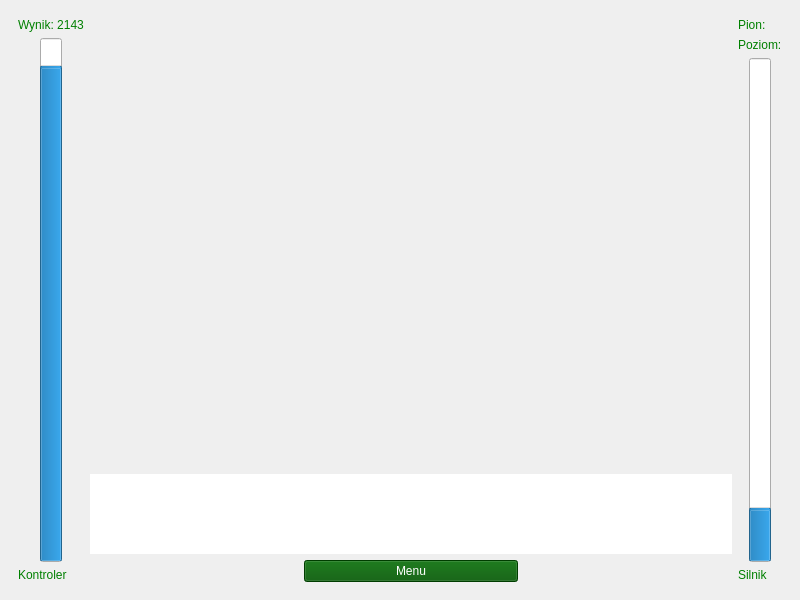
Qt form mainwindow.ui (CrassusXY/Eagle-has-landed) before a commit.
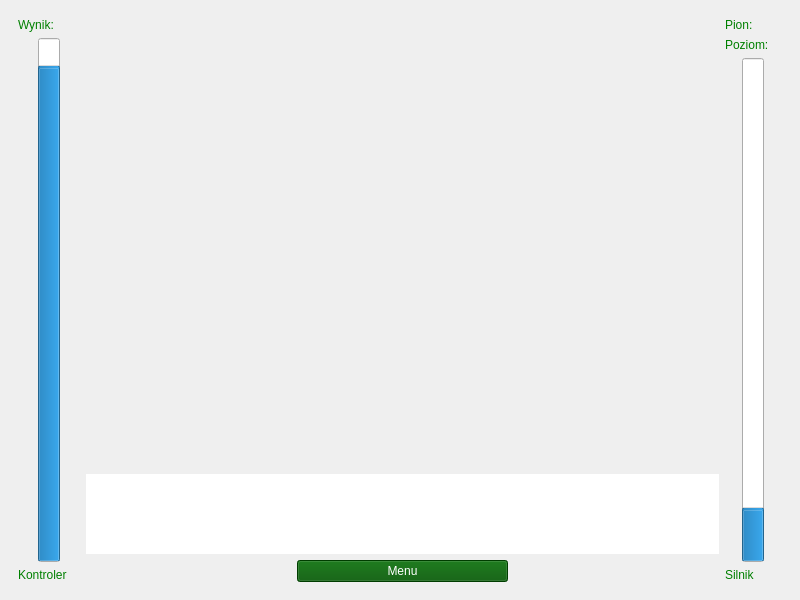
The same form after that commit. The open tabs and pages were chosen to show the change. Icons and pictures are not drawn.

Diff of the .ui file:
```diff
--- a/mainwindow.ui
+++ b/mainwindow.ui
@@ -361,15 +361,33 @@
              <number>0</number>
             </property>
             <item>
+             <layout class="QHBoxLayout" name="horizontalLayout_12">
+              <property name="topMargin">
+               <number>0</number>
+              </property>
+              <item>
              <widget class="QLabel" name="Height">
               <property name="styleSheet">
                <string notr="true">color: green; 
 font: 12pt &quot;RomanD&quot;;</string>
               </property>
               <property name="text">
-               <string>Wynik: 2143</string>
-              </property>
-             </widget>
+                 <string>Wynik: </string>
+                </property>
+               </widget>
+              </item>
+              <item>
+               <widget class="QLabel" name="ScoreLabel">
+                <property name="styleSheet">
+                 <string notr="true">color: green; 
+font: 12pt &quot;RomanD&quot;;</string>
+                </property>
+                <property name="text">
+                 <string/>
+                </property>
+               </widget>
+              </item>
+             </layout>
             </item>
             <item>
              <layout class="QHBoxLayout" name="horizontalLayout_9">
@@ -533,6 +551,11 @@
              <number>0</number>
             </property>
             <item>
+             <layout class="QHBoxLayout" name="horizontalLayout_13">
+              <property name="topMargin">
+               <number>0</number>
+              </property>
+              <item>
              <widget class="QLabel" name="VerticalVel">
               <property name="styleSheet">
                <string notr="true">color: green; 
@@ -544,6 +567,24 @@
              </widget>
             </item>
             <item>
+               <widget class="QLabel" name="VVelLabel">
+                <property name="styleSheet">
+                 <string notr="true">color: green; 
+font: 12pt &quot;RomanD&quot;;</string>
+                </property>
+                <property name="text">
+                 <string/>
+                </property>
+               </widget>
+              </item>
+             </layout>
+            </item>
+            <item>
+             <layout class="QHBoxLayout" name="horizontalLayout_14">
+              <property name="topMargin">
+               <number>0</number>
+              </property>
+              <item>
              <widget class="QLabel" name="HorizontalVel">
               <property name="styleSheet">
                <string notr="true">color: green; 
@@ -553,6 +594,19 @@
                <string>Poziom:</string>
               </property>
              </widget>
+              </item>
+              <item>
+               <widget class="QLabel" name="HVelLabel">
+                <property name="styleSheet">
+                 <string notr="true">color: green; 
+font: 12pt &quot;RomanD&quot;;</string>
+                </property>
+                <property name="text">
+                 <string/>
+                </property>
+               </widget>
+              </item>
+             </layout>
             </item>
             <item>
              <layout class="QHBoxLayout" name="horizontalLayout_10">
```
Left out of the diff: 2 changed lines with no effect on the pictures. Lines whose indentation alone changed are shown as unchanged.
